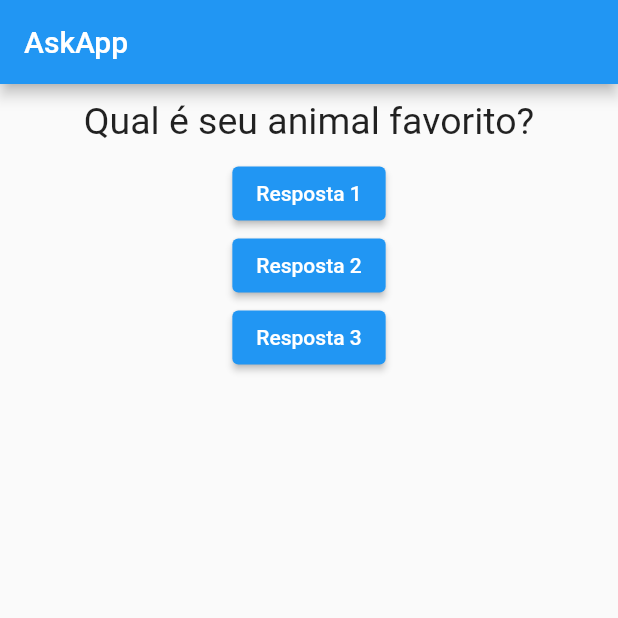
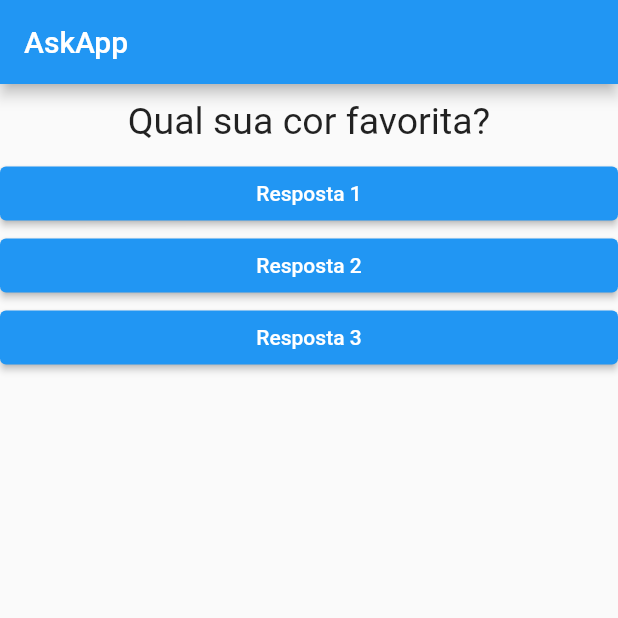
Before and after one commit to patrickkaic/AskApp, a Flutter app: the screen it shows after launch, after a tap on "Resposta 1", on a phone screen of 412 x 824 dp, the top half of it. Run offline on Flutter 3.47's test engine with Material 2 defaults, Android fonts, the phone set to English and light mode, and no system bars.

Commit message:
new file and changes in main file

```diff
--- /dev/null
+++ b/lib/answers.dart
@@ -0,0 +1,29 @@
+// ignore_for_file: avoid_unnecessary_containers, sort_child_properties_last, prefer_const_constructors, prefer_const_constructors_in_immutables
+import 'package:flutter/src/widgets/container.dart';
+import 'package:flutter/src/widgets/framework.dart';
+import 'package:flutter/material.dart';
+import 'package:flutter/cupertino.dart';
+import './main.dart';
+
+class Answers extends StatelessWidget {
+  final String text;
+  final Function() onSelect;
+  Answers({super.key, required this.text, required this.onSelect});
+
+  @override
+  Widget build(BuildContext context) {
+    return Container(
+      width: double.infinity,
+      child: ElevatedButton(
+        style: ButtonStyle(
+          backgroundColor: MaterialStateProperty.all<Color>(Colors.blue),
+        ),
+        child: Text(
+          text,
+          style: TextStyle(color: Colors.white),
+        ),
+        onPressed: onSelect,
+      ),
+    );
+  }
+}
--- a/lib/main.dart
+++ b/lib/main.dart
@@ -1,7 +1,8 @@
-// ignore_for_file: use_key_in_widget_constructors, prefer_const_constructors, prefer_const_literals_to_create_immutables, sort_child_properties_last, avoid_print
+// ignore_for_file: use_key_in_widget_constructors, prefer_const_constructors, prefer_const_literals_to_create_immutables, sort_child_properties_last, avoid_print, non_constant_identifier_names
 
 import 'package:flutter/material.dart';
 import './questions.dart';
+import './answers.dart';
 
 void main() {
   runApp(AskApp());
@@ -18,14 +19,14 @@ class _AskAppState extends State<AskApp> {
     'Qual é seu animal favorito?',
   ];
 
-  _awnser() {
+  var _selectAnswer = 0;
+
+  _answersMain() {
     setState(() {
-      selectAnswer++;
+      _selectAnswer++;
     });
-    print(selectAnswer);
+    print(_selectAnswer);
   }
-
-  var selectAnswer = 0;
 
   @override
   Widget build(BuildContext context) {
@@ -36,19 +37,10 @@ class _AskAppState extends State<AskApp> {
         ),
         body: Column(
           children: [
-            Questions(ask[selectAnswer]),
-            ElevatedButton(
-              child: Text('Resposta 1'),
-              onPressed: _awnser,
-            ),
-            ElevatedButton(
-              child: Text('Resposta 2'),
-              onPressed: _awnser,
-            ),
-            ElevatedButton(
-              child: Text('Resposta 3'),
-              onPressed: _awnser,
-            ),
+            Questions(ask[_selectAnswer]),
+            Answers(text: 'Resposta 1', onSelect: () {}),
+            Answers(text: 'Resposta 2', onSelect: () {}),
+            Answers(text: 'Resposta 3', onSelect: () {}),
           ],
         ),
       ),
```
